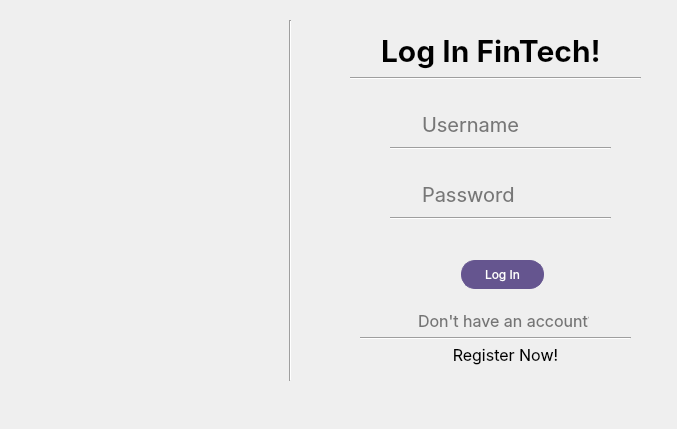
codingburgas/finance-challenge-fintech, file FinTech/mainwindow.ui: the form before one commit.
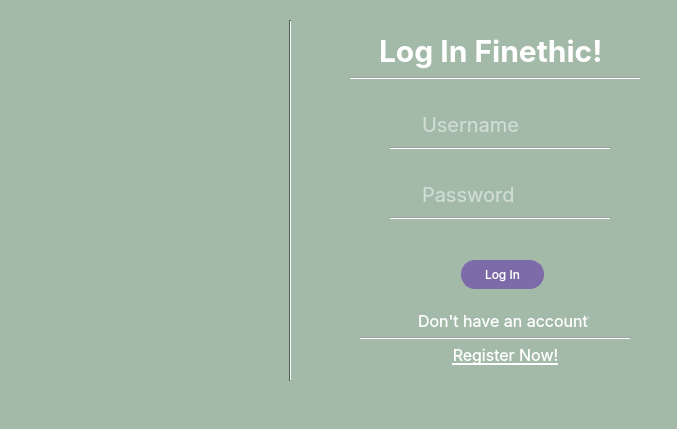
The form after the commit. Icons and pictures are not drawn.

Patch:
```diff
--- a/FinTech/mainwindow.ui
+++ b/FinTech/mainwindow.ui
@@ -13,9 +13,481 @@
     <height>429</height>
    </rect>
   </property>
+  <property name="palette">
+   <palette>
+    <active>
+     <colorrole role="WindowText">
+      <brush brushstyle="SolidPattern">
+       <color alpha="255">
+        <red>0</red>
+        <green>0</green>
+        <blue>0</blue>
+       </color>
+      </brush>
+     </colorrole>
+     <colorrole role="Button">
+      <brush brushstyle="SolidPattern">
+       <color alpha="255">
+        <red>163</red>
+        <green>186</green>
+        <blue>169</blue>
+       </color>
+      </brush>
+     </colorrole>
+     <colorrole role="Light">
+      <brush brushstyle="SolidPattern">
+       <color alpha="255">
+        <red>247</red>
+        <green>255</green>
+        <blue>249</blue>
+       </color>
+      </brush>
+     </colorrole>
+     <colorrole role="Midlight">
+      <brush brushstyle="SolidPattern">
+       <color alpha="255">
+        <red>205</red>
+        <green>220</green>
+        <blue>209</blue>
+       </color>
+      </brush>
+     </colorrole>
+     <colorrole role="Dark">
+      <brush brushstyle="SolidPattern">
+       <color alpha="255">
+        <red>81</red>
+        <green>93</green>
+        <blue>84</blue>
+       </color>
+      </brush>
+     </colorrole>
+     <colorrole role="Mid">
+      <brush brushstyle="SolidPattern">
+       <color alpha="255">
+        <red>109</red>
+        <green>124</green>
+        <blue>113</blue>
+       </color>
+      </brush>
+     </colorrole>
+     <colorrole role="Text">
+      <brush brushstyle="SolidPattern">
+       <color alpha="255">
+        <red>0</red>
+        <green>0</green>
+        <blue>0</blue>
+       </color>
+      </brush>
+     </colorrole>
+     <colorrole role="BrightText">
+      <brush brushstyle="SolidPattern">
+       <color alpha="255">
+        <red>255</red>
+        <green>255</green>
+        <blue>255</blue>
+       </color>
+      </brush>
+     </colorrole>
+     <colorrole role="ButtonText">
+      <brush brushstyle="SolidPattern">
+       <color alpha="255">
+        <red>0</red>
+        <green>0</green>
+        <blue>0</blue>
+       </color>
+      </brush>
+     </colorrole>
+     <colorrole role="Base">
+      <brush brushstyle="SolidPattern">
+       <color alpha="255">
+        <red>255</red>
+        <green>255</green>
+        <blue>255</blue>
+       </color>
+      </brush>
+     </colorrole>
+     <colorrole role="Window">
+      <brush brushstyle="SolidPattern">
+       <color alpha="255">
+        <red>163</red>
+        <green>186</green>
+        <blue>169</blue>
+       </color>
+      </brush>
+     </colorrole>
+     <colorrole role="Shadow">
+      <brush brushstyle="SolidPattern">
+       <color alpha="255">
+        <red>0</red>
+        <green>0</green>
+        <blue>0</blue>
+       </color>
+      </brush>
+     </colorrole>
+     <colorrole role="AlternateBase">
+      <brush brushstyle="SolidPattern">
+       <color alpha="255">
+        <red>209</red>
+        <green>220</green>
+        <blue>212</blue>
+       </color>
+      </brush>
+     </colorrole>
+     <colorrole role="ToolTipBase">
+      <brush brushstyle="SolidPattern">
+       <color alpha="255">
+        <red>255</red>
+        <green>255</green>
+        <blue>220</blue>
+       </color>
+      </brush>
+     </colorrole>
+     <colorrole role="ToolTipText">
+      <brush brushstyle="SolidPattern">
+       <color alpha="255">
+        <red>0</red>
+        <green>0</green>
+        <blue>0</blue>
+       </color>
+      </brush>
+     </colorrole>
+     <colorrole role="PlaceholderText">
+      <brush brushstyle="SolidPattern">
+       <color alpha="127">
+        <red>0</red>
+        <green>0</green>
+        <blue>0</blue>
+       </color>
+      </brush>
+     </colorrole>
+     <colorrole role="Accent">
+      <brush brushstyle="SolidPattern">
+       <color alpha="255">
+        <red>255</red>
+        <green>255</green>
+        <blue>255</blue>
+       </color>
+      </brush>
+     </colorrole>
+    </active>
+    <inactive>
+     <colorrole role="WindowText">
+      <brush brushstyle="SolidPattern">
+       <color alpha="255">
+        <red>0</red>
+        <green>0</green>
+        <blue>0</blue>
+       </color>
+      </brush>
+     </colorrole>
+     <colorrole role="Button">
+      <brush brushstyle="SolidPattern">
+       <color alpha="255">
+        <red>163</red>
+        <green>186</green>
+        <blue>169</blue>
+       </color>
+      </brush>
+     </colorrole>
+     <colorrole role="Light">
+      <brush brushstyle="SolidPattern">
+       <color alpha="255">
+        <red>247</red>
+        <green>255</green>
+        <blue>249</blue>
+       </color>
+      </brush>
+     </colorrole>
+     <colorrole role="Midlight">
+      <brush brushstyle="SolidPattern">
+       <color alpha="255">
+        <red>205</red>
+        <green>220</green>
+        <blue>209</blue>
+       </color>
+      </brush>
+     </colorrole>
+     <colorrole role="Dark">
+      <brush brushstyle="SolidPattern">
+       <color alpha="255">
+        <red>81</red>
+        <green>93</green>
+        <blue>84</blue>
+       </color>
+      </brush>
+     </colorrole>
+     <colorrole role="Mid">
+      <brush brushstyle="SolidPattern">
+       <color alpha="255">
+        <red>109</red>
+        <green>124</green>
+        <blue>113</blue>
+       </color>
+      </brush>
+     </colorrole>
+     <colorrole role="Text">
+      <brush brushstyle="SolidPattern">
+       <color alpha="255">
+        <red>0</red>
+        <green>0</green>
+        <blue>0</blue>
+       </color>
+      </brush>
+     </colorrole>
+     <colorrole role="BrightText">
+      <brush brushstyle="SolidPattern">
+       <color alpha="255">
+        <red>255</red>
+        <green>255</green>
+        <blue>255</blue>
+       </color>
+      </brush>
+     </colorrole>
+     <colorrole role="ButtonText">
+      <brush brushstyle="SolidPattern">
+       <color alpha="255">
+        <red>0</red>
+        <green>0</green>
+        <blue>0</blue>
+       </color>
+      </brush>
+     </colorrole>
+     <colorrole role="Base">
+      <brush brushstyle="SolidPattern">
+       <color alpha="255">
+        <red>255</red>
+        <green>255</green>
+        <blue>255</blue>
+       </color>
+      </brush>
+     </colorrole>
+     <colorrole role="Window">
+      <brush brushstyle="SolidPattern">
+       <color alpha="255">
+        <red>163</red>
+        <green>186</green>
+        <blue>169</blue>
+       </color>
+      </brush>
+     </colorrole>
+     <colorrole role="Shadow">
+      <brush brushstyle="SolidPattern">
+       <color alpha="255">
+        <red>0</red>
+        <green>0</green>
+        <blue>0</blue>
+       </color>
+      </brush>
+     </colorrole>
+     <colorrole role="AlternateBase">
+      <brush brushstyle="SolidPattern">
+       <color alpha="255">
+        <red>209</red>
+        <green>220</green>
+        <blue>212</blue>
+       </color>
+      </brush>
+     </colorrole>
+     <colorrole role="ToolTipBase">
+      <brush brushstyle="SolidPattern">
+       <color alpha="255">
+        <red>255</red>
+        <green>255</green>
+        <blue>220</blue>
+       </color>
+      </brush>
+     </colorrole>
+     <colorrole role="ToolTipText">
+      <brush brushstyle="SolidPattern">
+       <color alpha="255">
+        <red>0</red>
+        <green>0</green>
+        <blue>0</blue>
+       </color>
+      </brush>
+     </colorrole>
+     <colorrole role="PlaceholderText">
+      <brush brushstyle="SolidPattern">
+       <color alpha="127">
+        <red>0</red>
+        <green>0</green>
+        <blue>0</blue>
+       </color>
+      </brush>
+     </colorrole>
+     <colorrole role="Accent">
+      <brush brushstyle="SolidPattern">
+       <color alpha="255">
+        <red>255</red>
+        <green>255</green>
+        <blue>255</blue>
+       </color>
+      </brush>
+     </colorrole>
+    </inactive>
+    <disabled>
+     <colorrole role="WindowText">
+      <brush brushstyle="SolidPattern">
+       <color alpha="255">
+        <red>81</red>
+        <green>93</green>
+        <blue>84</blue>
+       </color>
+      </brush>
+     </colorrole>
+     <colorrole role="Button">
+      <brush brushstyle="SolidPattern">
+       <color alpha="255">
+        <red>163</red>
+        <green>186</green>
+        <blue>169</blue>
+       </color>
+      </brush>
+     </colorrole>
+     <colorrole role="Light">
+      <brush brushstyle="SolidPattern">
+       <color alpha="255">
+        <red>247</red>
+        <green>255</green>
+        <blue>249</blue>
+       </color>
+      </brush>
+     </colorrole>
+     <colorrole role="Midlight">
+      <brush brushstyle="SolidPattern">
+       <color alpha="255">
+        <red>205</red>
+        <green>220</green>
+        <blue>209</blue>
+       </color>
+      </brush>
+     </colorrole>
+     <colorrole role="Dark">
+      <brush brushstyle="SolidPattern">
+       <color alpha="255">
+        <red>81</red>
+        <green>93</green>
+        <blue>84</blue>
+       </color>
+      </brush>
+     </colorrole>
+     <colorrole role="Mid">
+      <brush brushstyle="SolidPattern">
+       <color alpha="255">
+        <red>109</red>
+        <green>124</green>
+        <blue>113</blue>
+       </color>
+      </brush>
+     </colorrole>
+     <colorrole role="Text">
+      <brush brushstyle="SolidPattern">
+       <color alpha="255">
+        <red>81</red>
+        <green>93</green>
+        <blue>84</blue>
+       </color>
+      </brush>
+     </colorrole>
+     <colorrole role="BrightText">
+      <brush brushstyle="SolidPattern">
+       <color alpha="255">
+        <red>255</red>
+        <green>255</green>
+        <blue>255</blue>
+       </color>
+      </brush>
+     </colorrole>
+     <colorrole role="ButtonText">
+      <brush brushstyle="SolidPattern">
+       <color alpha="255">
+        <red>81</red>
+        <green>93</green>
+        <blue>84</blue>
+       </color>
+      </brush>
+     </colorrole>
+     <colorrole role="Base">
+      <brush brushstyle="SolidPattern">
+       <color alpha="255">
+        <red>163</red>
+        <green>186</green>
+        <blue>169</blue>
+       </color>
+      </brush>
+     </colorrole>
+     <colorrole role="Window">
+      <brush brushstyle="SolidPattern">
+       <color alpha="255">
+        <red>163</red>
+        <green>186</green>
+        <blue>169</blue>
+       </color>
+      </brush>
+     </colorrole>
+     <colorrole role="Shadow">
+      <brush brushstyle="SolidPattern">
+       <color alpha="255">
+        <red>0</red>
+        <green>0</green>
+        <blue>0</blue>
+       </color>
+      </brush>
+     </colorrole>
+     <colorrole role="AlternateBase">
+      <brush brushstyle="SolidPattern">
+       <color alpha="255">
+        <red>163</red>
+        <green>186</green>
+        <blue>169</blue>
+       </color>
+      </brush>
+     </colorrole>
+     <colorrole role="ToolTipBase">
+      <brush brushstyle="SolidPattern">
+       <color alpha="255">
+        <red>255</red>
+        <green>255</green>
+        <blue>220</blue>
+       </color>
+      </brush>
+     </colorrole>
+     <colorrole role="ToolTipText">
+      <brush brushstyle="SolidPattern">
+       <color alpha="255">
+        <red>0</red>
+        <green>0</green>
+        <blue>0</blue>
+       </color>
+      </brush>
+     </colorrole>
+     <colorrole role="PlaceholderText">
+      <brush brushstyle="SolidPattern">
+       <color alpha="127">
+        <red>81</red>
+        <green>93</green>
+        <blue>84</blue>
+       </color>
+      </brush>
+     </colorrole>
+     <colorrole role="Accent">
+      <brush brushstyle="SolidPattern">
+       <color alpha="255">
+        <red>212</red>
+        <green>242</green>
+        <blue>220</blue>
+       </color>
+      </brush>
+     </colorrole>
+    </disabled>
+   </palette>
+  </property>
   <property name="windowTitle">
    <string>MainWindow</string>
   </property>
+  <property name="styleSheet">
+   <string notr="true">bacground-color: #A3BAA9;</string>
+  </property>
   <widget class="QWidget" name="centralwidget">
    <widget class="QLabel" name="logInImage">
     <property name="geometry">
@@ -55,6 +527,9 @@
       <height>16</height>
      </rect>
     </property>
+    <property name="styleSheet">
+     <string notr="true">color:white;</string>
+    </property>
     <property name="orientation">
      <enum>Qt::Orientation::Horizontal</enum>
     </property>
@@ -84,6 +559,9 @@
       <height>16</height>
      </rect>
     </property>
+    <property name="styleSheet">
+     <string notr="true">color:white;</string>
+    </property>
     <property name="orientation">
      <enum>Qt::Orientation::Horizontal</enum>
     </property>
@@ -107,9 +585,9 @@
    <widget class="QLabel" name="label">
     <property name="geometry">
      <rect>
-      <x>381</x>
+      <x>379</x>
       <y>30</y>
-      <width>231</width>
+      <width>241</width>
       <height>41</height>
      </rect>
     </property>
@@ -122,11 +600,11 @@
     </property>
     <property name="styleSheet">
      <string notr="true">font-size: 30px;
-color: black;
+color: white;
 font-family:inter;</string>
     </property>
     <property name="text">
-     <string>Log In FinTech!</string>
+     <string>Log In Finethic!</string>
     </property>
    </widget>
    <widget class="QPushButton" name="pushButton">
@@ -144,8 +622,8 @@
     <property name="styleSheet">
      <string notr="true">QPushButton {
     border-radius: 14px;              
-    border: 1px solid #65558F;         
-    background-color: #65558F;   
+    border: 1px solid #7C6BA8;         
+    background-color: #7C6BA8;   
     color: white;                
 	font-family:inter;     
 }
@@ -197,7 +675,7 @@
      </font>
     </property>
     <property name="styleSheet">
-     <string notr="true">color:#757575;
+     <string notr="true">color:white;
 font-family:inter;</string>
     </property>
     <property name="text">
@@ -213,6 +691,9 @@
       <height>16</height>
      </rect>
     </property>
+    <property name="styleSheet">
+     <string notr="true">color:white;</string>
+    </property>
     <property name="orientation">
      <enum>Qt::Orientation::Horizontal</enum>
     </property>
@@ -230,7 +711,8 @@
      <string notr="true">background: transparent;
 border: none;
 font-size: 20px;
-font-family:inter;</string>
+font-family:inter;
+color:white;</string>
     </property>
     <property name="placeholderText">
      <string>Username</string>
@@ -249,7 +731,9 @@
      <string notr="true">background: transparent;
 border: none;
 font-size: 20px;
-font-family:inter;</string>
+font-family:inter;
+color:white;
+</string>
     </property>
     <property name="text">
      <string/>
@@ -271,6 +755,7 @@
      <font>
       <family>inter</family>
       <pointsize>-1</pointsize>
+      <underline>true</underline>
      </font>
     </property>
     <property name="cursor">
@@ -280,8 +765,9 @@
      <string notr="true">background: transparent;
 border: none;
 font-size: 16px;
-color: black;
+color: white;
 font-family:inter;
+text-decoration: underline;
 </string>
     </property>
     <property name="text">
@@ -300,6 +786,9 @@
       <height>16</height>
      </rect>
     </property>
+    <property name="styleSheet">
+     <string notr="true">color:white;</string>
+    </property>
     <property name="orientation">
      <enum>Qt::Orientation::Horizontal</enum>
     </property>
```
